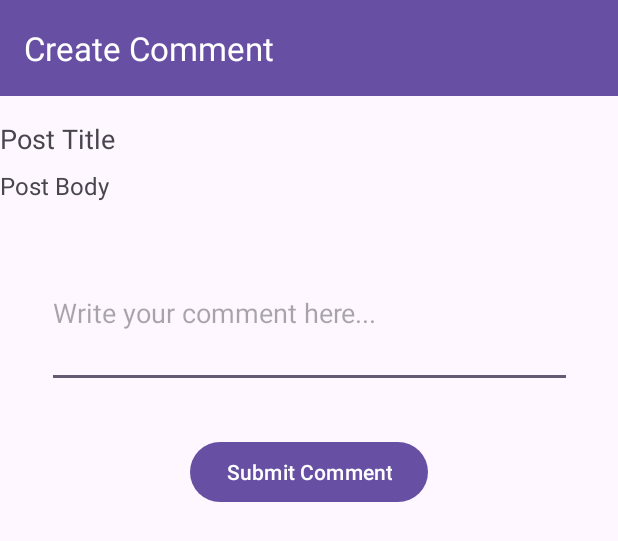
After one commit to Gatchang-nyawargak/postApp, an Android app: the layout activity_create_comment.xml on its own in the app's theme, with its tools: preview values and no code run, on a phone screen of 412 x 824 dp. The commit adds this screen. Shown: the top 541 px of the screen. Run offline under Robolectric (Android 15) with nearby library versions, the phone set to English and light mode, and no system bars; network calls fail.

Commit message:
Added app

```diff
--- a/app/src/main/AndroidManifest.xml
+++ b/app/src/main/AndroidManifest.xml
@@ -14,6 +14,9 @@
         android:supportsRtl="true"
         android:theme="@style/Theme.PostsApp"
         tools:targetApi="31">
+        <activity
+            android:name=".ui.CreateCommentActivity"
+            android:exported="false" />
         <activity
             android:name=".ui.CreatePostActivity"
             android:exported="false" />
--- a/app/src/main/java/com/akirachix/postsapp/api/PostsApiInterface.kt
+++ b/app/src/main/java/com/akirachix/postsapp/api/PostsApiInterface.kt
@@ -2,7 +2,6 @@ package com.akirachix.postsapp.api
 import com.akirachix.postsapp.model.Comments
 import com.akirachix.postsapp.model.PostRequest
 import com.akirachix.postsapp.model.Posts
-import retrofit2.Call
 import retrofit2.Response
 import retrofit2.http.Body
 import retrofit2.http.GET
@@ -21,4 +20,7 @@ interface PostsApiInterface {
 
     @POST("/posts")
     suspend fun createPost(@Body postRequest: PostRequest): Response<Posts>
+    suspend fun createComment(
+        postId: Int, @Body commentRequest: String
+    ): Response<Comments>
 }
--- /dev/null
+++ b/app/src/main/java/com/akirachix/postsapp/model/CommentRequest.kt
@@ -0,0 +1,5 @@
+package com.akirachix.postsapp.model
+
+data class CommentRequest(
+    val text: String
+)
--- a/app/src/main/java/com/akirachix/postsapp/repository/PostsRepository.kt
+++ b/app/src/main/java/com/akirachix/postsapp/repository/PostsRepository.kt
@@ -36,4 +36,10 @@ class PostsRepository {
             apiClient.createPost(postRequest)
         }
     }
+    suspend fun createComment(postId: Int, commentText: String) {
+        return withContext(Dispatchers.IO) {
+            apiClient.createComment(postId, commentText)
+        }
+    }
+
 }
--- /dev/null
+++ b/app/src/main/res/layout/activity_create_comment.xml
@@ -0,0 +1,80 @@
+<?xml version="1.0" encoding="utf-8"?>
+<androidx.constraintlayout.widget.ConstraintLayout xmlns:android="http://schemas.android.com/apk/res/android"
+    xmlns:app="http://schemas.android.com/apk/res-auto"
+    xmlns:tools="http://schemas.android.com/tools"
+    android:id="@+id/main"
+    android:layout_width="match_parent"
+    android:layout_height="match_parent"
+    tools:context=".ui.CreateCommentActivity">
+
+    <androidx.appcompat.widget.Toolbar
+        android:id="@+id/toolbar"
+        android:layout_width="0dp"
+        android:layout_height="wrap_content"
+        android:background="?attr/colorPrimary"
+        android:minHeight="?attr/actionBarSize"
+        android:theme="?attr/actionBarTheme"
+        app:title="Create Comment"
+        app:titleTextColor="#ffff"
+        app:layout_constraintEnd_toEndOf="parent"
+        app:layout_constraintStart_toStartOf="parent"
+        app:layout_constraintTop_toTopOf="parent" />
+
+    <TextView
+        android:id="@+id/tvPostTitle"
+        android:layout_width="0dp"
+        android:layout_height="wrap_content"
+        android:layout_marginTop="16dp"
+        android:text="Post Title"
+        android:textSize="18sp"
+        app:layout_constraintEnd_toEndOf="parent"
+        app:layout_constraintStart_toStartOf="parent"
+        app:layout_constraintTop_toBottomOf="@id/toolbar" />
+
+    <TextView
+        android:id="@+id/tvPostBody"
+        android:layout_width="0dp"
+        android:layout_height="wrap_content"
+        android:layout_marginTop="8dp"
+        android:text="Post Body"
+        android:textSize="16sp"
+        app:layout_constraintEnd_toEndOf="parent"
+        app:layout_constraintStart_toStartOf="parent"
+        app:layout_constraintTop_toBottomOf="@id/tvPostTitle" />
+
+    <EditText
+        android:id="@+id/etComment"
+        android:layout_width="350dp"
+        android:layout_height="wrap_content"
+        android:layout_marginStart="16dp"
+        android:layout_marginTop="24dp"
+        android:layout_marginEnd="16dp"
+        android:hint="Write your comment here..."
+        android:inputType="textMultiLine"
+        android:minHeight="100dp"
+        app:layout_constraintEnd_toEndOf="parent"
+        app:layout_constraintStart_toStartOf="parent"
+        app:layout_constraintTop_toBottomOf="@id/tvPostBody" />
+
+    <Button
+        android:id="@+id/btnSubmitComment"
+        android:layout_width="wrap_content"
+        android:layout_height="wrap_content"
+        android:layout_marginTop="32dp"
+        android:text="Submit Comment"
+        app:layout_constraintEnd_toEndOf="parent"
+        app:layout_constraintStart_toStartOf="parent"
+        app:layout_constraintTop_toBottomOf="@id/etComment" />
+
+    <ProgressBar
+        android:id="@+id/progressBar"
+        style="?android:attr/progressBarStyle"
+        android:layout_width="wrap_content"
+        android:layout_height="wrap_content"
+        android:layout_marginTop="10dp"
+        android:visibility="gone"
+        app:layout_constraintEnd_toEndOf="parent"
+        app:layout_constraintStart_toStartOf="parent"
+        app:layout_constraintTop_toBottomOf="@id/etComment" />
+
+</androidx.constraintlayout.widget.ConstraintLayout>
```
Also changed, not shown: app/src/main/java/com/akirachix/postsapp/ui/CreateCommentActivity.kt (added, +106 -0 lines), app/src/main/java/com/akirachix/postsapp/viewmodel/PostsViewModel.kt (+16 -0 lines), app/src/main/res/layout/activity_comments.xml (+16 -0 lines).
